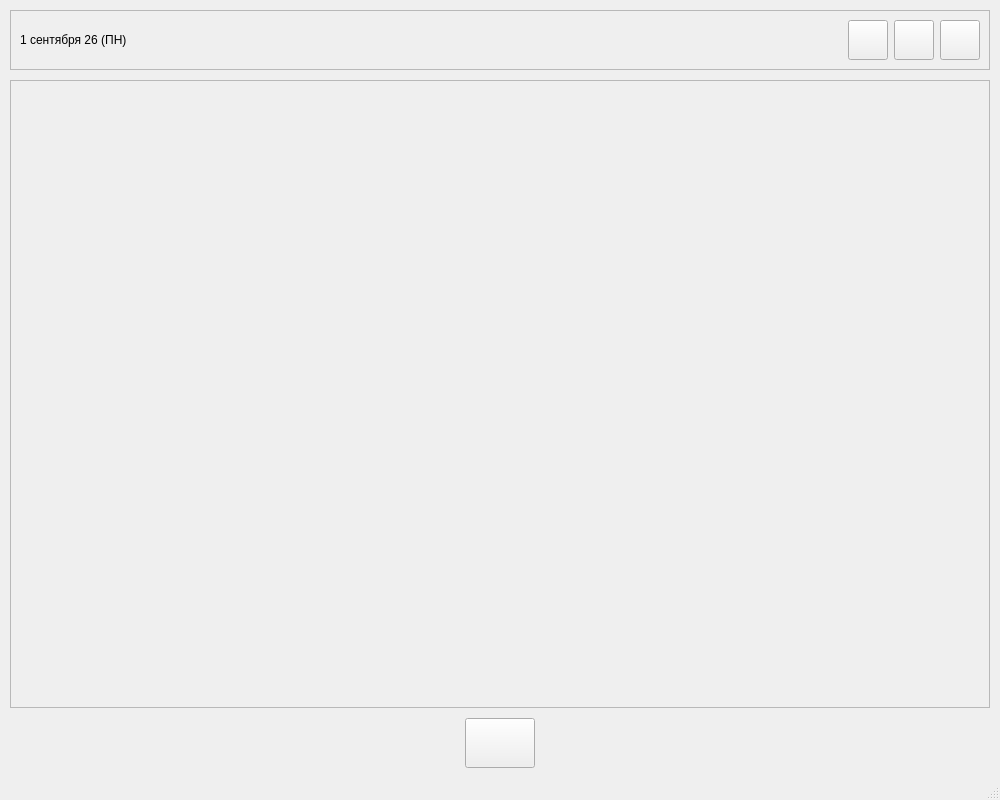
This is mainwindow.ui in SSAT00/TodaysToDoManager as Qt 5 draws it before an edit. The edited form follows.
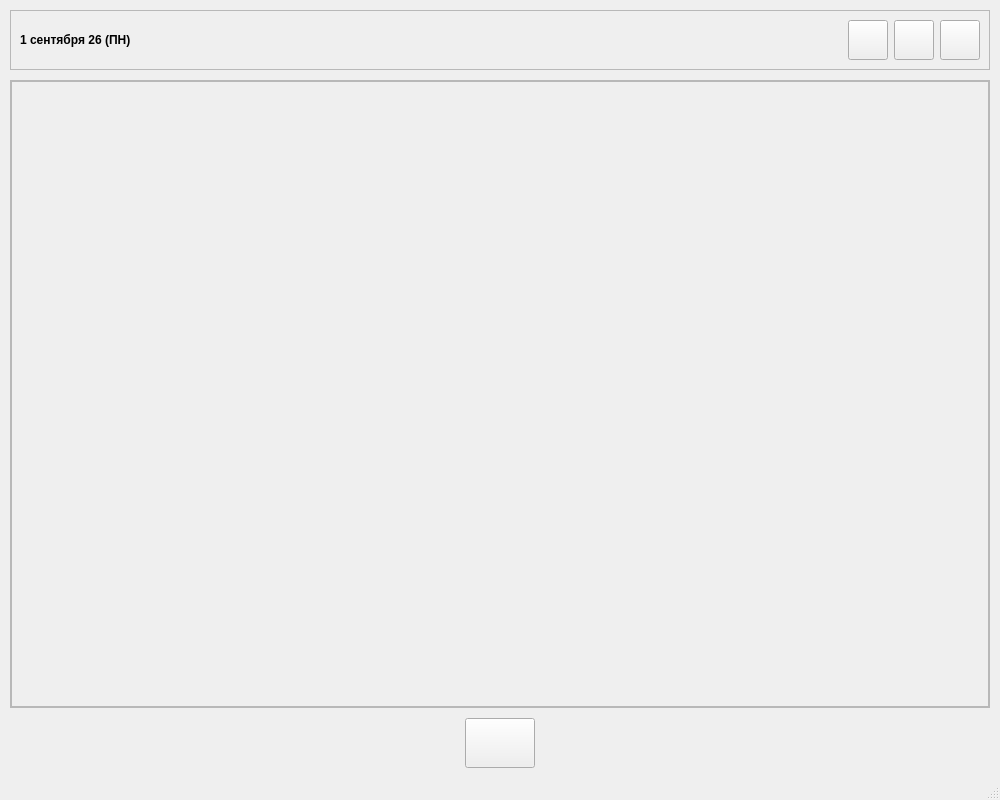
This is the edited form. Icons and pictures are not drawn.

Diff of the .ui file:
```diff
--- a/mainwindow.ui
+++ b/mainwindow.ui
@@ -33,7 +33,7 @@
   </property>
   <property name="windowIcon">
    <iconset>
-    <normaloff>img/logo-light.png</normaloff>img/logo-light.png</iconset>
+    <normaloff>img/logo.png</normaloff>img/logo.png</iconset>
   </property>
   <property name="styleSheet">
    <string notr="true">QMainWindow#MainWindow{border-radius:20px;}</string>
@@ -137,8 +137,8 @@
           <font>
            <family>Segoe UI</family>
            <pointsize>9</pointsize>
-           <weight>50</weight>
-           <bold>false</bold>
+           <weight>75</weight>
+           <bold>true</bold>
           </font>
          </property>
          <property name="text">
@@ -241,7 +241,7 @@
         <number>0</number>
        </property>
        <item row="0" column="0">
-        <widget class="QScrollArea" name="scrollArea">
+        <widget class="QScrollArea" name="scrollAreaTasks">
          <property name="styleSheet">
           <string notr="true">QScrollArea#scrollArea{border:none;}</string>
          </property>
```
